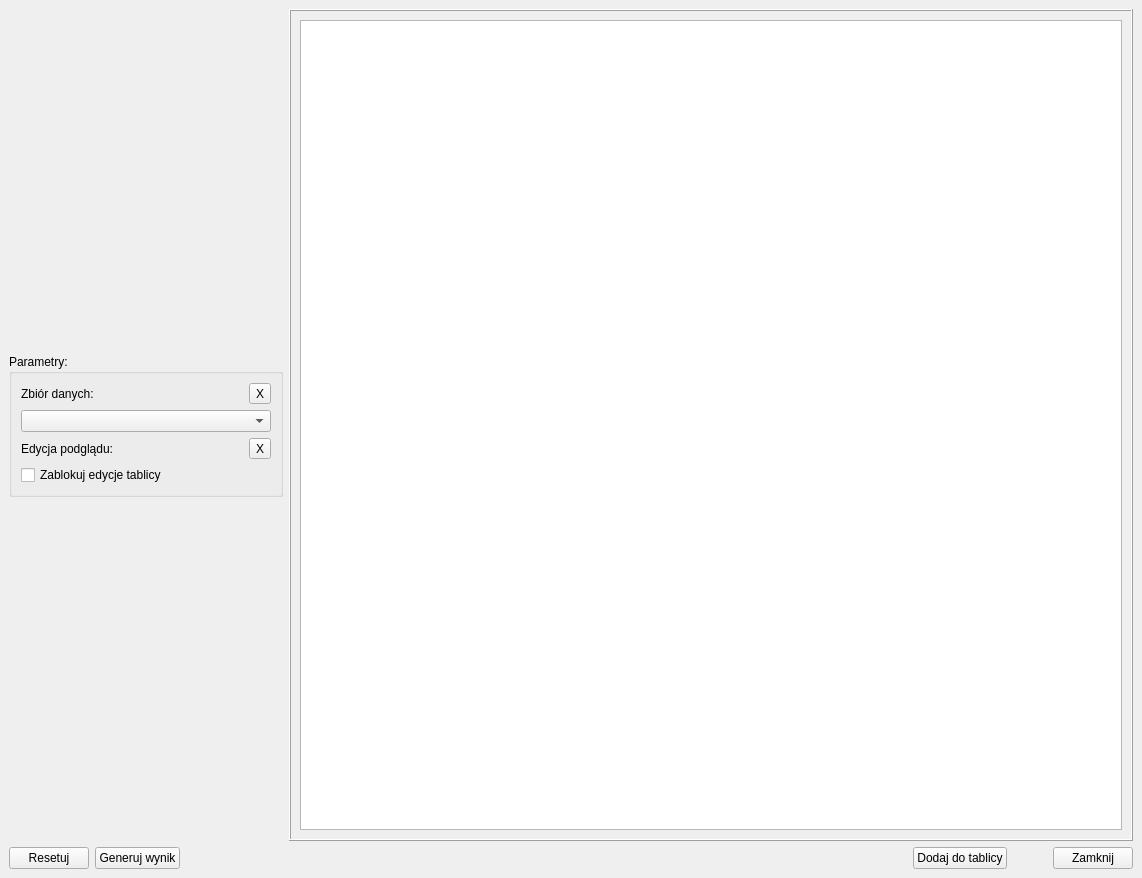
Qt form ui/Analysis/basic-stats-window.ui (OskarLewandowski/dex-data-experience) before a commit.
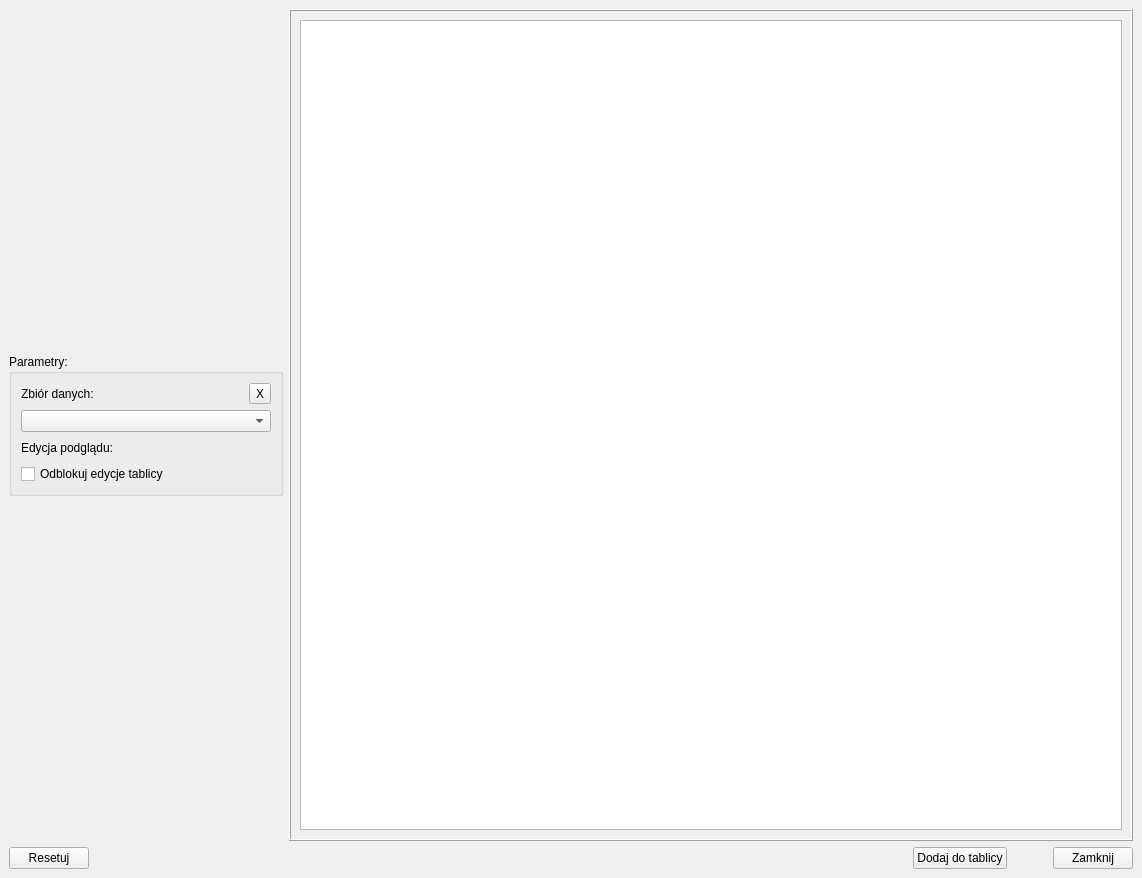
The same form after that commit.

Commit message: add function to basic stats

Diff of the .ui file:
```diff
--- a/ui/Analysis/basic-stats-window.ui
+++ b/ui/Analysis/basic-stats-window.ui
@@ -121,19 +121,15 @@
                    </property>
                   </spacer>
                  </item>
-                 <item>
-                  <widget class="QToolButton" name="toolButton_Board_Is_Enabled">
-                   <property name="text">
-                    <string>X</string>
-                   </property>
-                  </widget>
-                 </item>
                 </layout>
                </item>
                <item>
                 <widget class="QCheckBox" name="checkBox_Board_Is_Enabled">
                  <property name="text">
-                  <string>Zablokuj edycje tablicy</string>
+                  <string>Odblokuj edycje tablicy</string>
+                 </property>
+                 <property name="checked">
+                  <bool>false</bool>
                  </property>
                 </widget>
                </item>
@@ -204,13 +200,6 @@
         </property>
        </widget>
       </item>
-      <item>
-       <widget class="QPushButton" name="pushButton_Generate_Result">
-        <property name="text">
-         <string>Generuj wynik</string>
-        </property>
-       </widget>
-      </item>
       <item>
        <spacer name="horizontalSpacer_2">
         <property name="orientation">
```
Left out of the diff: 35 changed lines with no effect on the pictures. The commit also changes 2 other files.
